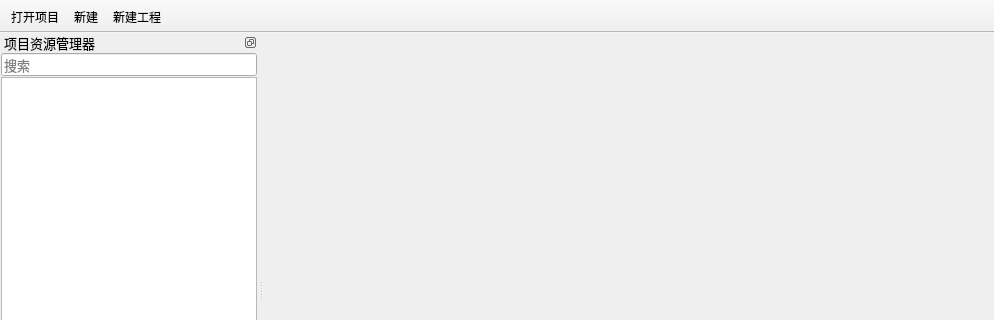
Qt form BmpManager/mainwindow.ui (luckyPtr/BitmapStudio) before a commit; both pictures show x 0 to 994 and y 0 to 320 of the 994 by 567 pixel window.
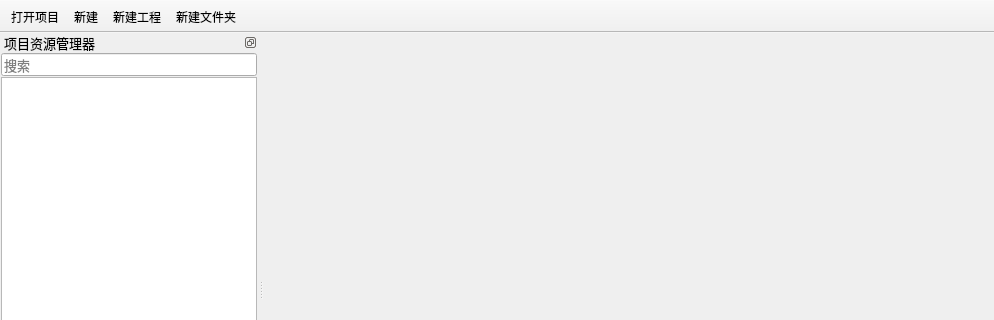
The same form after that commit. Icons and pictures are not drawn.

Diff of the .ui file:
```diff
--- a/BmpManager/mainwindow.ui
+++ b/BmpManager/mainwindow.ui
@@ -156,6 +156,7 @@
    <addaction name="actOpenProject"/>
    <addaction name="actNew"/>
    <addaction name="actNewProject"/>
+   <addaction name="actNewFolder"/>
   </widget>
   <action name="actOpenProject">
    <property name="icon">
@@ -193,6 +194,11 @@
     <string>新建工程</string>
    </property>
   </action>
+  <action name="actNewFolder">
+   <property name="text">
+    <string>新建文件夹</string>
+   </property>
+  </action>
  </widget>
  <resources>
   <include location="Img.qrc"/>
```
Left out of the diff: 5 changed lines with no effect on the pictures.
